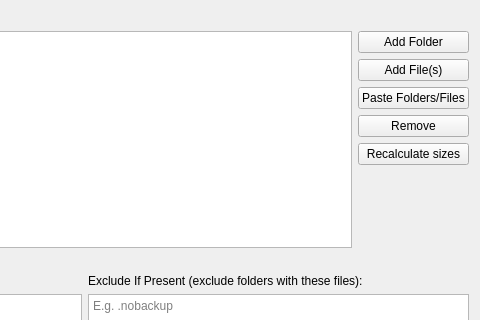
Qt form src/vorta/assets/UI/sourcetab.ui (borgbase/vorta) before a commit; both pictures show x 311 to 791 and y 0 to 320 of the 791 by 497 pixel window.
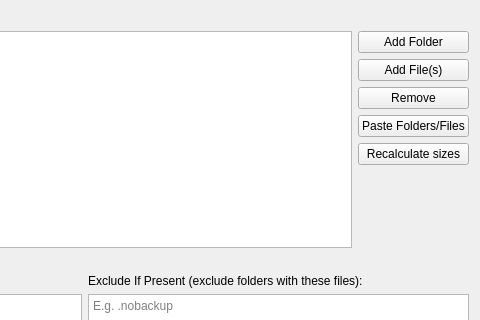
The same form after that commit.

Diff of the .ui file:
```diff
--- a/src/vorta/assets/UI/sourcetab.ui
+++ b/src/vorta/assets/UI/sourcetab.ui
@@ -85,6 +85,13 @@
          </property>
         </widget>
        </item>
+       <item>
+        <widget class="QPushButton" name="sourceRemove">
+         <property name="text">
+          <string>Remove</string>
+         </property>
+        </widget>
+       </item>
        <item>
         <widget class="QPushButton" name="paste">
          <property name="toolTip">
@@ -95,13 +102,6 @@
          </property>
         </widget>
        </item>
-       <item alignment="Qt::AlignTop">
-        <widget class="QPushButton" name="sourceRemove">
-         <property name="text">
-          <string>Remove</string>
-         </property>
-        </widget>
-       </item>
        <item>
         <widget class="QPushButton" name="sourcesUpdate">
          <property name="text">
```
Left out of the diff: 23 changed lines with no effect on the pictures.
